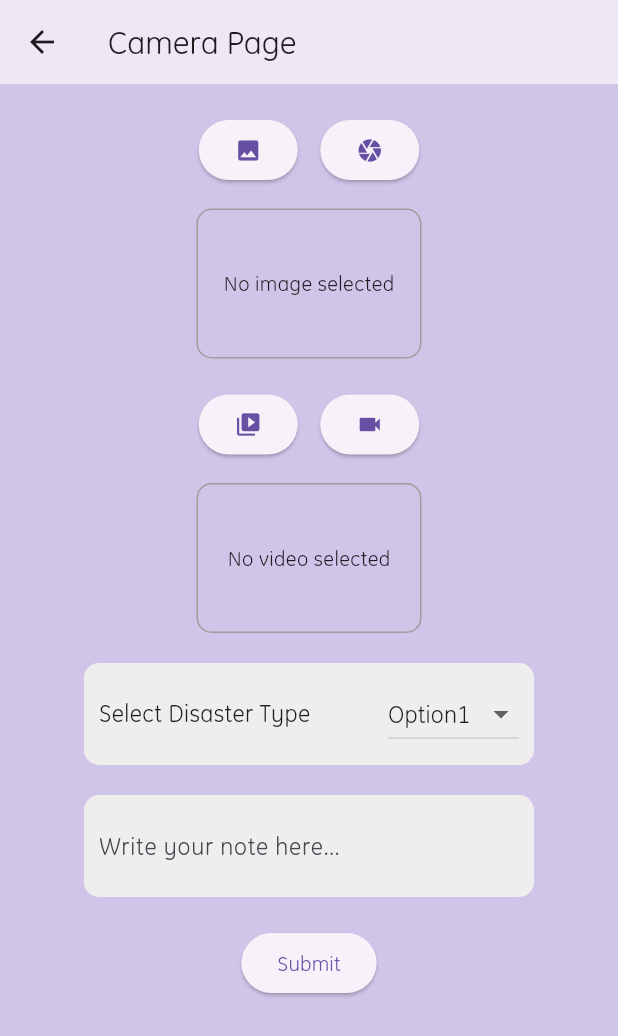
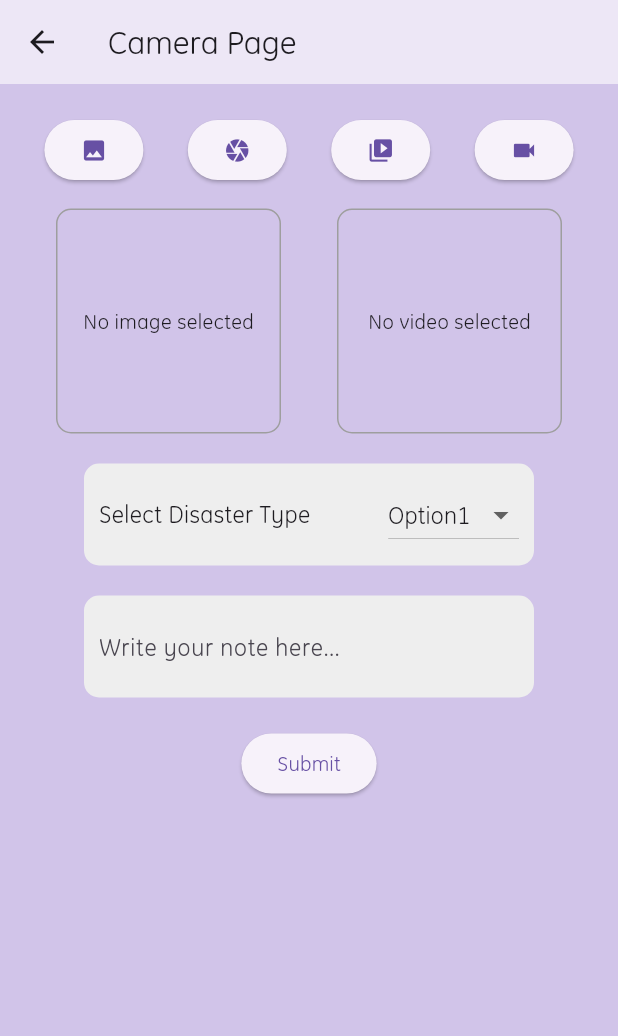
Before and after one commit to dot-config-IIITS/application-SIH-BachavSetu, a Flutter app: the CameraPage screen opened directly, on a phone screen of 412 x 824 dp. Shown: the top 1036 px of the screen. Run offline on Flutter 3.47's test engine with Material 3 defaults, Android fonts, the phone set to English and light mode, and no system bars; our stand-ins replace curved_navigation_bar, image_picker, socket_io_client.

Commit message:
Minor UI Changes In Disaster Submission Page

```diff
--- a/bachavsetu/lib/camera/camera_page.dart
+++ b/bachavsetu/lib/camera/camera_page.dart
@@ -49,7 +49,7 @@ class _CameraPageState extends State<CameraPage> {
             children: [
               const SizedBox(height: 20),
               Row(
-                mainAxisAlignment: MainAxisAlignment.center,
+                mainAxisAlignment: MainAxisAlignment.spaceEvenly,
                 children: [
                   ElevatedButton(
                     onPressed: () {
@@ -57,19 +57,33 @@ class _CameraPageState extends State<CameraPage> {
                     },
                     child: const Icon(Icons.photo),
                   ),
-                  const SizedBox(width: 15),
                   ElevatedButton(
                     onPressed: () {
                       _captureImage();
                     },
                     child: const Icon(Icons.camera),
                   ),
+                  ElevatedButton(
+                    onPressed: () {
+                      _pickVideo();
+                    },
+                    child: const Icon(Icons.video_library),
+                  ),
+                  ElevatedButton(
+                    onPressed: () {
+                      _recordVideo();
+                    },
+                    child: const Icon(Icons.videocam),
+                  ),
                 ],
               ),
               const SizedBox(height: 15),
+              Row(
+                mainAxisAlignment: MainAxisAlignment.spaceEvenly,
+                children: [
                   Container(
                     width: 150,
-                height: 100,
+                    height: 150,
                     decoration: BoxDecoration(
                       border: Border.all(color: Colors.grey),
                       borderRadius: BorderRadius.circular(10),
@@ -80,32 +94,13 @@ class _CameraPageState extends State<CameraPage> {
                           : Image.file(
                               File(imageFile!.path),
                               height: 150,
+                              width: 150,
                             ),
                     ),
                   ),
-              const SizedBox(height: 20),
-              Row(
-                mainAxisAlignment: MainAxisAlignment.center,
-                children: [
-                  ElevatedButton(
-                    onPressed: () {
-                      _pickVideo();
-                    },
-                    child: const Icon(Icons.video_library),
-                  ),
-                  const SizedBox(width: 15),
-                  ElevatedButton(
-                    onPressed: () {
-                      _recordVideo();
-                    },
-                    child: const Icon(Icons.videocam),
-                  ),
-                ],
-              ),
-              const SizedBox(height: 15),
                   Container(
                     width: 150,
-                height: 100,
+                    height: 150,
                     decoration: BoxDecoration(
                       border: Border.all(color: Colors.grey),
                       borderRadius: BorderRadius.circular(10),
@@ -119,6 +114,8 @@ class _CameraPageState extends State<CameraPage> {
                               width: 150,
                             ),
                     ),
+                  ),
+                ],
               ),
               const SizedBox(height: 20),
               // Dropdown menu for selecting the type of disaster/calamity
```
Lines whose indentation alone changed are shown as unchanged.
